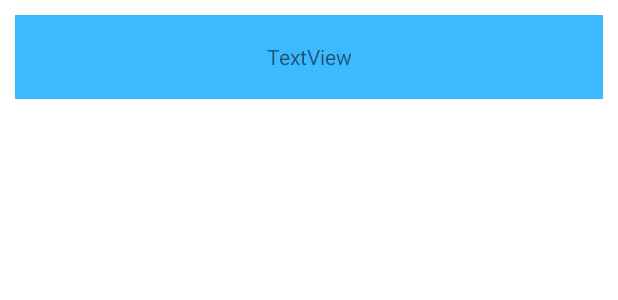
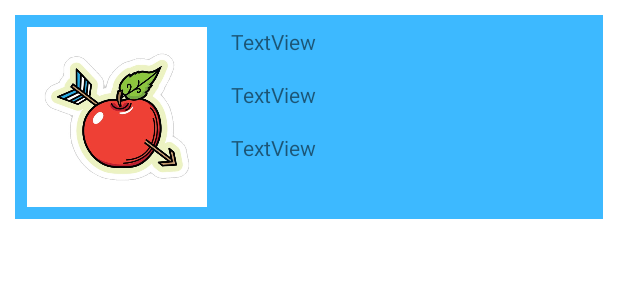
Before and after one commit to iPolosatij/Sand-Boxes, an Android app: the layout contact_item.xml on its own in the app's theme, with its tools: preview values and no code run, on a phone screen of 412 x 824 dp. Shown: the top 300 px of the screen. Run offline under Robolectric (Android 15) with nearby library versions, the phone set to English and light mode, and no system bars.

```diff
--- a/app/src/main/java/com/digitallabstudio/sandboxes/data/room/data/Bd_data.kt
+++ b/app/src/main/java/com/digitallabstudio/sandboxes/data/room/data/Bd_data.kt
@@ -5,5 +5,7 @@ import com.digitallabstudio.sandboxes.domain.model.Item
 
 class Bd_data(
     var id: String,
-    var name: String = ""
-): Item
+    var name: String = "",
+    var lastName: String = "",
+    var tel: String = "",
+    var avatar: String = ""): Item
--- a/app/src/main/java/com/digitallabstudio/sandboxes/presenter/screens/ListItem.kt
+++ b/app/src/main/java/com/digitallabstudio/sandboxes/presenter/screens/ListItem.kt
@@ -10,6 +10,7 @@ import com.digitallabstudio.sandboxes.databinding.ContactItemBinding
 import com.digitallabstudio.sandboxes.domain.model.Item
 import com.digitallabstudio.sandboxes.presenter.base.adapter.BaseItem
 import com.digitallabstudio.sandboxes.presenter.base.adapter.BaseViewHolder
+import com.squareup.picasso.Picasso
 
 class ListItem (
     private val onClickItem: (Bd_data) -> Unit,
@@ -59,6 +60,9 @@ class ListItem (
         fun setUpData(){
             binding.apply {
                 name.text = item.name
+                lastName.text = item.lastName
+                tel.text = item.tel
+                Picasso.get().load(item.avatar).into(avatar)
             }
         }
     }
--- a/app/src/main/res/layout/contact_item.xml
+++ b/app/src/main/res/layout/contact_item.xml
@@ -1,16 +1,52 @@
 <?xml version="1.0" encoding="utf-8"?>
-<LinearLayout xmlns:android="http://schemas.android.com/apk/res/android"
-    android:orientation="horizontal"
+<androidx.constraintlayout.widget.ConstraintLayout xmlns:android="http://schemas.android.com/apk/res/android"
+    xmlns:app="http://schemas.android.com/apk/res-auto"
+    xmlns:tools="http://schemas.android.com/tools"
     android:layout_width="match_parent"
-    android:layout_height="56dp"
+    android:layout_height="wrap_content"
+    android:layout_margin="10dp"
     android:background="@color/blue"
-    android:layout_margin="10dp">
+    android:orientation="horizontal">
+
+    <ImageView
+        android:id="@+id/avatar"
+        android:layout_width="120dp"
+        android:layout_height="120dp"
+        android:layout_marginStart="8dp"
+        android:layout_marginTop="8dp"
+        android:layout_marginBottom="8dp"
+        android:scaleType="centerCrop"
+        app:layout_constraintBottom_toBottomOf="parent"
+        app:layout_constraintStart_toStartOf="parent"
+        app:layout_constraintTop_toTopOf="parent"
+        tools:srcCompat="@drawable/apple_arrow" />
 
     <TextView
         android:id="@+id/name"
-        android:layout_width="match_parent"
+        android:layout_width="wrap_content"
+        android:layout_height="wrap_content"
+        android:layout_marginTop="16dp"
+        android:text="TextView"
+        app:layout_constraintStart_toStartOf="@+id/lastName"
+        app:layout_constraintTop_toBottomOf="@+id/lastName" />
+
+    <TextView
+        android:id="@+id/lastName"
+        android:layout_width="wrap_content"
+        android:layout_height="wrap_content"
+        android:layout_marginStart="16dp"
+        android:text="TextView"
+        app:layout_constraintStart_toEndOf="@+id/avatar"
+        app:layout_constraintTop_toTopOf="@+id/avatar" />
+
+    <TextView
+        android:id="@+id/tel"
+        android:layout_width="wrap_content"
         android:layout_height="wrap_content"
         android:layout_gravity="center"
+        android:layout_marginTop="16dp"
         android:gravity="center"
-        android:text="TextView" />
-</LinearLayout>
+        android:text="TextView"
+        app:layout_constraintStart_toStartOf="@+id/name"
+        app:layout_constraintTop_toBottomOf="@+id/name" />
+</androidx.constraintlayout.widget.ConstraintLayout>
```
Also changed, not shown: app/src/main/java/com/digitallabstudio/sandboxes/data/room/data/BdEntity.kt (+12 -0 lines), app/src/main/java/com/digitallabstudio/sandboxes/di/PresentationModeles.kt (+14 -4 lines), app/src/main/java/com/digitallabstudio/sandboxes/presenter/screens/start_screens/WelcomeFragment.kt (+8 -23 lines), app/src/main/java/com/digitallabstudio/sandboxes/presenter/screens/start_screens/WelcomeViewModel.kt (+52 -1 lines), app/src/main/java/com/digitallabstudio/sandboxes/utils/ContactRepository.kt (added, +45 -0 lines).
